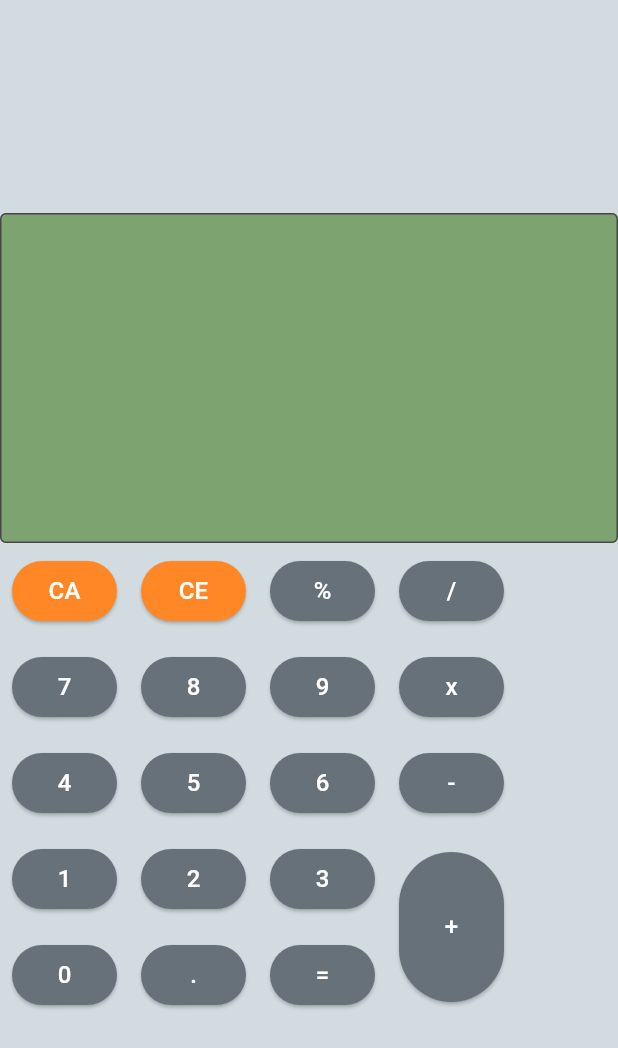
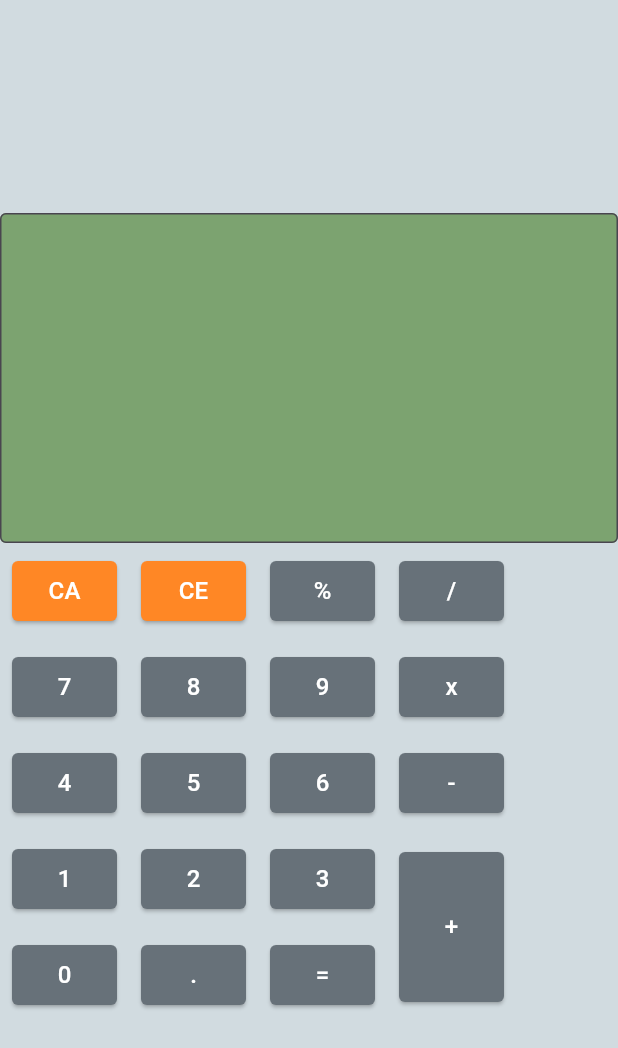
Before and after one commit to Kbn05/flutterCalculator, a Flutter app: the screen it shows after launch, on a phone screen of 412 x 824 dp. Shown: the top 1048 px of the screen. Run offline on Flutter 3.47's test engine with Material 3 defaults, Android fonts, the phone set to English and light mode, and no system bars; our stand-ins replace get, google_fonts.

```diff
--- a/lib/widgets/botoncito.dart
+++ b/lib/widgets/botoncito.dart
@@ -6,6 +6,7 @@ class MyBoton extends StatelessWidget {
   final Size? size;
   final double? fontSize;
   final Color? color;
+  final double borderRadius;
 
   const MyBoton(
       {Key? key,
@@ -13,7 +14,8 @@ class MyBoton extends StatelessWidget {
       required this.textoButton,
       this.size,
       this.fontSize = 16.0,
-      this.color})
+      this.color,
+      this.borderRadius = 4.0})
       : super(key: key);
 
   @override
@@ -28,6 +30,11 @@ class MyBoton extends StatelessWidget {
           fixedSize: MaterialStateProperty.all(size ?? const Size(70, 40)),
           backgroundColor: MaterialStateProperty.all(
               color ?? const Color.fromARGB(255, 103, 113, 121)),
+          shape: MaterialStateProperty.all<RoundedRectangleBorder>(
+            RoundedRectangleBorder(
+              borderRadius: BorderRadius.circular(borderRadius),
+            ),
+          ),
         ),
         child: Text(textoButton,
             style: TextStyle(fontSize: fontSize, color: Colors.white)),
```
Also changed, not shown: lib/view/calculadoraStyle.dart (+21 -6 lines).
